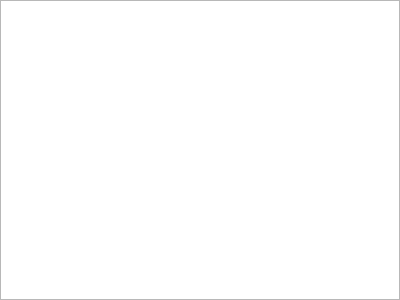
The window that src/stockmonitor/ui/widget/espiwidget.ui (anetczuk/stock-monitor) describes before a commit, drawn with Qt 5.
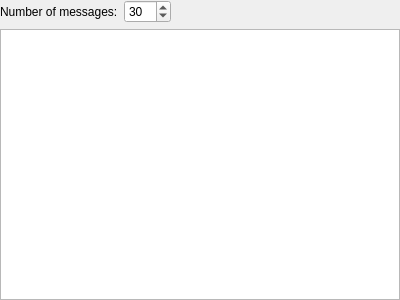
The same window after the commit.

Commit message: ESPI: configure messages number to download

```diff
--- a/src/stockmonitor/ui/widget/espiwidget.ui
+++ b/src/stockmonitor/ui/widget/espiwidget.ui
@@ -26,6 +26,43 @@
    <property name="bottomMargin">
     <number>0</number>
    </property>
+   <item>
+    <layout class="QHBoxLayout" name="horizontalLayout">
+     <item>
+      <widget class="QLabel" name="label">
+       <property name="text">
+        <string>Number of messages:</string>
+       </property>
+      </widget>
+     </item>
+     <item>
+      <widget class="QSpinBox" name="messagesNumSB">
+       <property name="maximum">
+        <number>100</number>
+       </property>
+       <property name="singleStep">
+        <number>5</number>
+       </property>
+       <property name="value">
+        <number>30</number>
+       </property>
+      </widget>
+     </item>
+     <item>
+      <spacer name="horizontalSpacer">
+       <property name="orientation">
+        <enum>Qt::Horizontal</enum>
+       </property>
+       <property name="sizeHint" stdset="0">
+        <size>
+         <width>40</width>
+         <height>20</height>
+        </size>
+       </property>
+      </spacer>
+     </item>
+    </layout>
+   </item>
    <item>
     <widget class="QListWidget" name="espiList"/>
    </item>
```
The commit also changes 3 other files.
